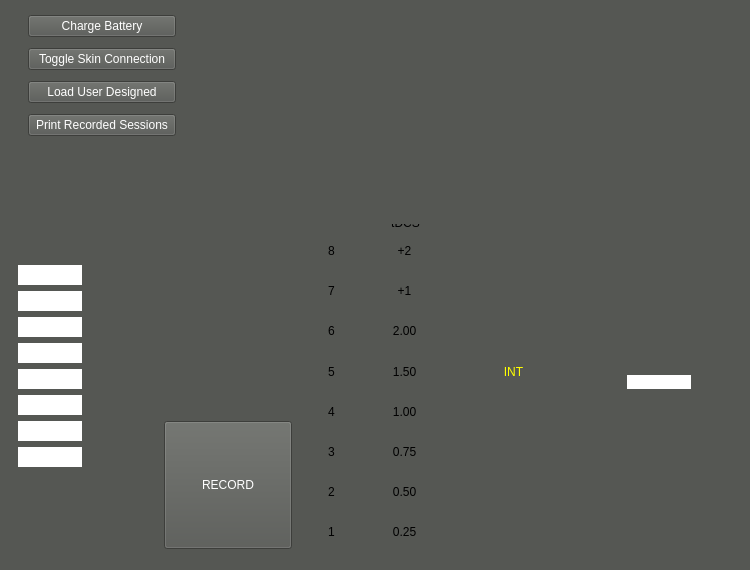
Before: the Qt Designer form oasisProSimulation/mainwindow.ui in C-C-Shen/Oasis-Pro-Device-Simulation, drawn with Qt 5.
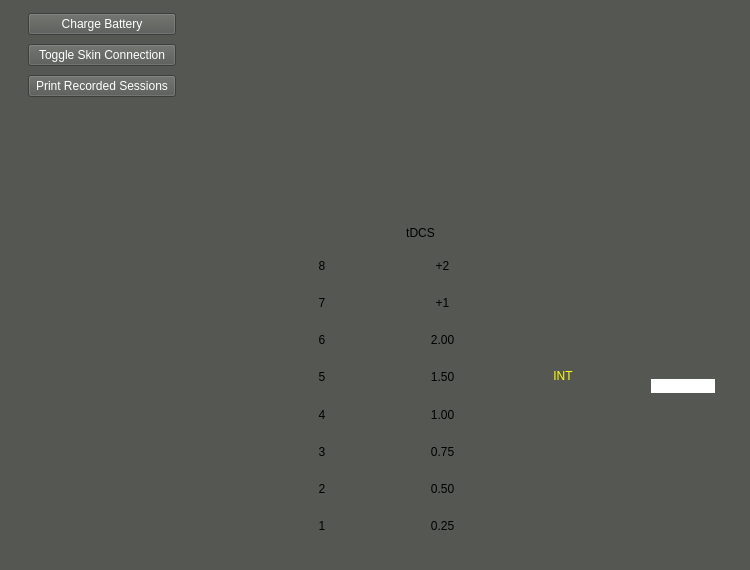
After: the same form once the commit is applied. Icons and pictures are not drawn.

```diff
--- a/oasisProSimulation/mainwindow.ui
+++ b/oasisProSimulation/mainwindow.ui
@@ -32,172 +32,14 @@
    <widget class="QWidget" name="horizontalLayoutWidget">
     <property name="geometry">
      <rect>
-      <x>18</x>
-      <y>234</y>
-      <width>711</width>
-      <height>315</height>
+      <x>10</x>
+      <y>250</y>
+      <width>731</width>
+      <height>291</height>
      </rect>
     </property>
     <layout class="QHBoxLayout" name="horizontalLayout_2">
-     <item>
-      <layout class="QVBoxLayout" name="verticalLayout">
-       <item>
-        <layout class="QVBoxLayout" name="ledStripLayout">
-         <item>
-          <widget class="QLabel" name="recordingLED1">
-           <property name="maximumSize">
-            <size>
-             <width>64</width>
-             <height>20</height>
-            </size>
-           </property>
-           <property name="styleSheet">
-            <string notr="true">background: white;</string>
-           </property>
-           <property name="text">
-            <string/>
-           </property>
-           <property name="alignment">
-            <set>Qt::AlignCenter</set>
-           </property>
-          </widget>
-         </item>
-         <item>
-          <widget class="QLabel" name="recordingLED2">
-           <property name="maximumSize">
-            <size>
-             <width>64</width>
-             <height>20</height>
-            </size>
-           </property>
-           <property name="styleSheet">
-            <string notr="true">background: white;</string>
-           </property>
-           <property name="text">
-            <string/>
-           </property>
-           <property name="alignment">
-            <set>Qt::AlignCenter</set>
-           </property>
-          </widget>
-         </item>
-         <item>
-          <widget class="QLabel" name="recordingLED3">
-           <property name="maximumSize">
-            <size>
-             <width>64</width>
-             <height>20</height>
-            </size>
-           </property>
-           <property name="styleSheet">
-            <string notr="true">background: white;</string>
-           </property>
-           <property name="text">
-            <string/>
-           </property>
-           <property name="alignment">
-            <set>Qt::AlignCenter</set>
-           </property>
-          </widget>
-         </item>
-         <item>
-          <widget class="QLabel" name="recordingLED4">
-           <property name="maximumSize">
-            <size>
-             <width>64</width>
-             <height>20</height>
-            </size>
-           </property>
-           <property name="styleSheet">
-            <string notr="true">background: white;</string>
-           </property>
-           <property name="text">
-            <string/>
-           </property>
-           <property name="alignment">
-            <set>Qt::AlignCenter</set>
-           </property>
-          </widget>
-         </item>
-         <item>
-          <widget class="QLabel" name="recordingLED5">
-           <property name="maximumSize">
-            <size>
-             <width>64</width>
-             <height>20</height>
-            </size>
-           </property>
-           <property name="styleSheet">
-            <string notr="true">background: white;</string>
-           </property>
-           <property name="text">
-            <string/>
-           </property>
-           <property name="alignment">
-            <set>Qt::AlignCenter</set>
-           </property>
-          </widget>
-         </item>
-         <item>
-          <widget class="QLabel" name="recordingLED6">
-           <property name="maximumSize">
-            <size>
-             <width>64</width>
-             <height>20</height>
-            </size>
-           </property>
-           <property name="styleSheet">
-            <string notr="true">background: white;</string>
-           </property>
-           <property name="text">
-            <string/>
-           </property>
-           <property name="alignment">
-            <set>Qt::AlignCenter</set>
-           </property>
-          </widget>
-         </item>
-         <item>
-          <widget class="QLabel" name="recordingLED7">
-           <property name="maximumSize">
-            <size>
-             <width>64</width>
-             <height>20</height>
-            </size>
-           </property>
-           <property name="styleSheet">
-            <string notr="true">background: white;</string>
-           </property>
-           <property name="text">
-            <string/>
-           </property>
-           <property name="alignment">
-            <set>Qt::AlignCenter</set>
-           </property>
-          </widget>
-         </item>
-         <item>
-          <widget class="QLabel" name="recordingLED8">
-           <property name="maximumSize">
-            <size>
-             <width>64</width>
-             <height>20</height>
-            </size>
-           </property>
-           <property name="styleSheet">
-            <string notr="true">background: white;</string>
-           </property>
-           <property name="text">
-            <string/>
-           </property>
-           <property name="alignment">
-            <set>Qt::AlignCenter</set>
-           </property>
-          </widget>
-         </item>
-        </layout>
-       </item>
-       <item>
+     <item alignment="Qt::AlignBottom">
         <widget class="QPushButton" name="confirmButton">
          <property name="styleSheet">
           <string notr="true">border: none;
@@ -222,8 +64,6 @@
          </property>
         </widget>
        </item>
-      </layout>
-     </item>
      <item alignment="Qt::AlignBottom">
       <widget class="QPushButton" name="recordButton">
        <property name="minimumSize">
@@ -239,10 +79,15 @@
         </size>
        </property>
        <property name="styleSheet">
-        <string notr="true">color: white</string>
+        <string notr="true">border: none;
+border-radius: 25px;</string>
        </property>
        <property name="text">
-        <string>RECORD</string>
+        <string/>
+       </property>
+       <property name="icon">
+        <iconset resource="resources/images.qrc">
+         <normaloff>:/icons/record.png</normaloff>:/icons/record.png</iconset>
        </property>
        <property name="iconSize">
         <size>
@@ -255,8 +100,6 @@
        </property>
       </widget>
      </item>
-     <item>
-      <layout class="QHBoxLayout" name="horizontalLayout">
        <item>
         <layout class="QVBoxLayout" name="sessionLayout">
          <item>
@@ -342,6 +185,8 @@
         </layout>
        </item>
        <item>
+      <layout class="QHBoxLayout" name="horizontalLayout">
+       <item>
         <layout class="QVBoxLayout" name="dcStimLayout">
          <item>
           <widget class="QLabel" name="dcStimUserDesigned2">
@@ -561,9 +406,9 @@
    <widget class="QLabel" name="tDCSLabel">
     <property name="geometry">
      <rect>
-      <x>370</x>
-      <y>210</y>
-      <width>71</width>
+      <x>380</x>
+      <y>220</y>
+      <width>81</width>
       <height>26</height>
      </rect>
     </property>
@@ -825,7 +670,7 @@
       <x>28</x>
       <y>10</y>
       <width>148</width>
-      <height>131</height>
+      <height>91</height>
      </rect>
     </property>
     <layout class="QVBoxLayout" name="externalButtonsLayout">
@@ -849,16 +694,6 @@
        </property>
       </widget>
      </item>
-     <item>
-      <widget class="QPushButton" name="loadUserDesignedButton">
-       <property name="styleSheet">
-        <string notr="true">color: white</string>
-       </property>
-       <property name="text">
-        <string>Load User Designed</string>
-       </property>
-      </widget>
-     </item>
      <item>
       <widget class="QPushButton" name="printRecordedSessions">
        <property name="styleSheet">
```
Lines whose indentation alone changed are shown as unchanged.
